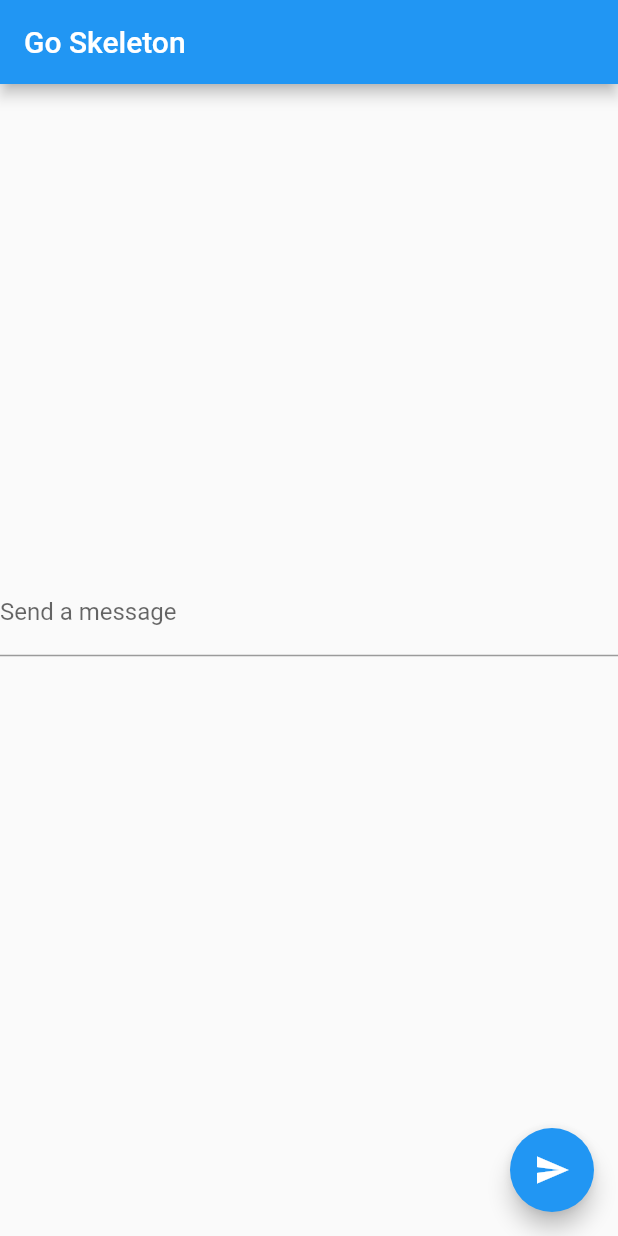
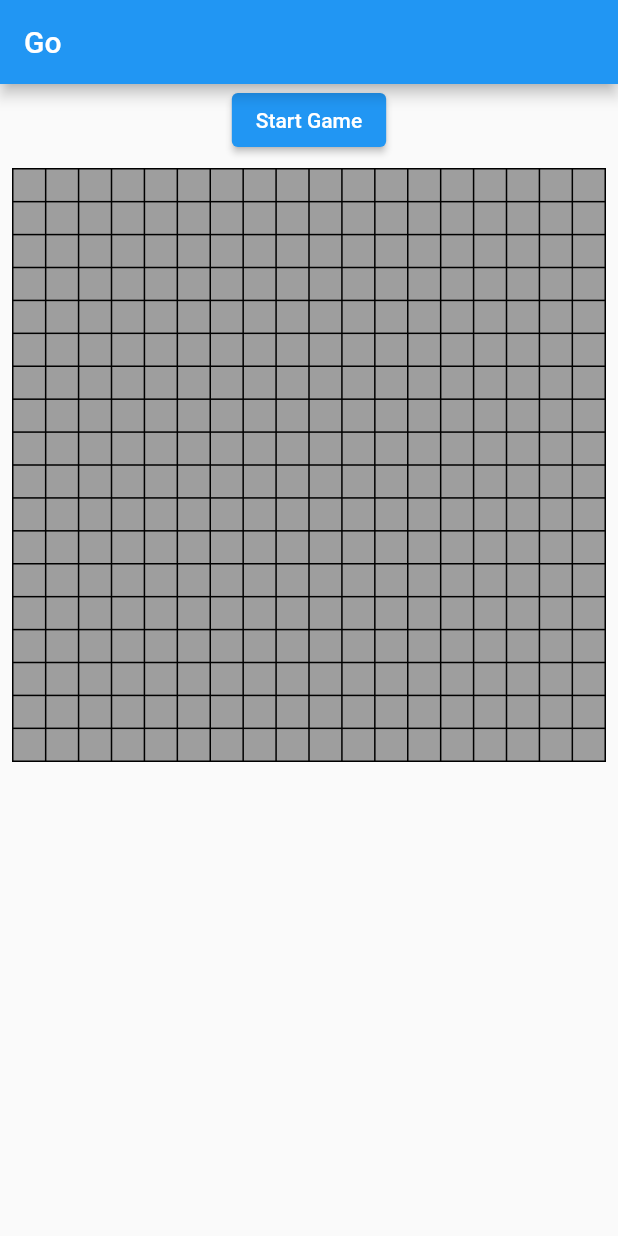
Before and after one commit to asattelmaier/go-mobile-app, a Flutter app: the screen it shows after launch, on a phone screen of 412 x 824 dp. Run offline on Flutter 3.47's test engine with Material 2 defaults, Android fonts, the phone set to English and light mode, and no system bars; generated files the repository leaves out were written again; network calls fail.

Commit message:
Add board widget

```diff
--- a/lib/configuration/configuration.dart
+++ b/lib/configuration/configuration.dart
@@ -1,3 +1,3 @@
 class Configuration {
-  static final String WEB_SOCKET_URL = 'wss://echo.websocket.org';
+  static const String WEB_SOCKET_URL = 'ws://10.0.2.2:9000';
 }
--- a/lib/main.dart
+++ b/lib/main.dart
@@ -1,123 +1,31 @@
 import 'package:flutter/material.dart';
+import 'package:go_app/api/game/game_client.dart';
 import 'package:go_app/api/web_socket/web_socket_client.dart';
 import 'package:go_app/configuration/configuration.dart';
+import 'package:go_app/game/game.dart';
+import 'package:go_app/pages/home_page.dart';
 import 'package:web_socket_channel/io.dart';
 
-final channel = IOWebSocketChannel.connect(Configuration.WEB_SOCKET_URL);
-final webSocketClient = WebSocketClient(channel);
+void main() {
+  final channel = IOWebSocketChannel.connect(Configuration.WEB_SOCKET_URL);
+  final game = Game(GameClient(WebSocketClient(channel)));
 
-void main() {
-  runApp(MyApp());
+  runApp(GoApp(game));
 }
 
-class MyApp extends StatelessWidget {
-  // This widget is the root of your application.
+class GoApp extends StatelessWidget {
+  final Game game;
+
+  GoApp(this.game);
+
   @override
   Widget build(BuildContext context) {
     return MaterialApp(
       title: 'Go',
       theme: ThemeData(
-        // This is the theme of your application.
-        //
-        // Try running your application with "flutter run". You'll see the
-        // application has a blue toolbar. Then, without quitting the app, try
-        // changing the primarySwatch below to Colors.green and then invoke
-        // "hot reload" (press "r" in the console where you ran "flutter run",
-        // or simply save your changes to "hot reload" in a Flutter IDE).
-        // Notice that the counter didn't reset back to zero; the application
-        // is not restarted.
         primarySwatch: Colors.blue,
       ),
-      home: MyHomePage(title: 'Go Skeleton', webSocketClient: webSocketClient),
+      home: HomePage(game),
     );
   }
 }
-
-class MyHomePage extends StatefulWidget {
-  final String title;
-  final WebSocketClient webSocketClient;
-
-  MyHomePage({required this.title, required this.webSocketClient}) : super();
-
-  // This widget is the home page of your application. It is stateful, meaning
-  // that it has a State object (defined below) that contains fields that affect
-  // how it looks.
-
-  // This class is the configuration for the state. It holds the values (in this
-  // case the title) provided by the parent (in this case the App widget) and
-  // used by the build method of the State. Fields in a Widget subclass are
-  // always marked "final".
-
-  @override
-  _MyHomePageState createState() => _MyHomePageState();
-}
-
-class _MyHomePageState extends State<MyHomePage> {
-  TextEditingController _controller = TextEditingController();
-
-  @override
-  Widget build(BuildContext context) {
-    // This method is rerun every time setState is called, for instance as done
-    // by the _incrementCounter method above.
-    //
-    // The Flutter framework has been optimized to make rerunning build methods
-    // fast, so that you can just rebuild anything that needs updating rather
-    // than having to individually change instances of widgets.
-    return Scaffold(
-      appBar: AppBar(
-        // Here we take the value from the MyHomePage object that was created by
-        // the App.build method, and use it to set our appbar title.
-        title: Text(widget.title),
-      ),
-      body: Center(
-        // Center is a layout widget. It takes a single child and positions it
-        // in the middle of the parent.
-        child: Column(
-          // Column is also a layout widget. It takes a list of children and
-          // arranges them vertically. By default, it sizes itself to fit its
-          // children horizontally, and tries to be as tall as its parent.
-          //
-          // Invoke "debug painting" (press "p" in the console, choose the
-          // "Toggle Debug Paint" action from the Flutter Inspector in Android
-          // Studio, or the "Toggle Debug Paint" command in Visual Studio Code)
-          // to see the wireframe for each widget.
-          //
-          // Column has various properties to control how it sizes itself and
-          // how it positions its children. Here we use mainAxisAlignment to
-          // center the children vertically; the main axis here is the vertical
-          // axis because Columns are vertical (the cross axis would be
-          // horizontal).
-          mainAxisAlignment: MainAxisAlignment.center,
-          children: <Widget>[
-            Form(
-              child: TextFormField(
-                controller: _controller,
-                decoration: InputDecoration(labelText: 'Send a message'),
-              ),
-            ),
-            StreamBuilder(
-              stream: widget.webSocketClient.messages,
-              builder: (context, snapshot) {
-                return Padding(
-                  padding: const EdgeInsets.symmetric(vertical: 24.0),
-                  child: Text(snapshot.hasData ? '${snapshot.data}' : ''),
-                );
-              },
-            )
-          ],
-        ),
-      ),
-      floatingActionButton: FloatingActionButton(
-        onPressed: () => widget.webSocketClient.send(_controller.text),
-        tooltip: 'Send message',
-        child: Icon(Icons.send),
-      ),
-    );
-  }
-
-  @override
-  void dispose() {
-    widget.webSocketClient.close();
-    super.dispose();
-  }
-}
--- /dev/null
+++ b/lib/pages/home_page.dart
@@ -0,0 +1,31 @@
+import 'package:flutter/cupertino.dart';
+import 'package:flutter/material.dart';
+import 'package:go_app/game/game.dart';
+import 'package:go_app/widgets/board_widget.dart';
+
+class HomePage extends StatelessWidget {
+  final Game game;
+
+  HomePage(this.game);
+
+  @override
+  Widget build(BuildContext context) => Scaffold(
+        appBar: AppBar(
+          title: Text('Go'),
+        ),
+        body: Center(
+          child: Column(
+            children: <Widget>[
+              ElevatedButton(
+                child: Text('Start Game'),
+                onPressed: () {
+                  // TODO: Make magic numbers and strings configurable
+                  game.create(19);
+                },
+              ),
+              BoardWidget()
+            ],
+          ),
+        ),
+      );
+}
--- /dev/null
+++ b/lib/widgets/board_widget.dart
@@ -0,0 +1,39 @@
+import 'package:flutter/material.dart';
+
+class BoardWidget extends StatelessWidget {
+  // TODO: Make magic numbers configurable
+  @override
+  Widget build(BuildContext context) => AspectRatio(
+        aspectRatio: 1.0,
+        child: AnimatedContainer(
+            duration: Duration(milliseconds: 300),
+            margin: EdgeInsets.all(8.0),
+            color: Colors.grey,
+            child: Stack(
+              children: <Widget>[
+                _verticalLines,
+                _horizontalLines,
+              ],
+            )),
+      );
+
+  Widget get _verticalLines => Row(
+        mainAxisAlignment: MainAxisAlignment.spaceBetween,
+        children: _toList(Container(
+          width: 1,
+          color: Colors.black,
+          height: 400,
+        )),
+      );
+
+  Widget get _horizontalLines => Column(
+        mainAxisAlignment: MainAxisAlignment.spaceBetween,
+        children: _toList(Container(
+          width: 400,
+          color: Colors.black,
+          height: 1,
+        )),
+      );
+
+  List<Widget> _toList(Widget widget) => List.generate(19, (_) => widget);
+}
```
Also changed, not shown: 1 other file.
